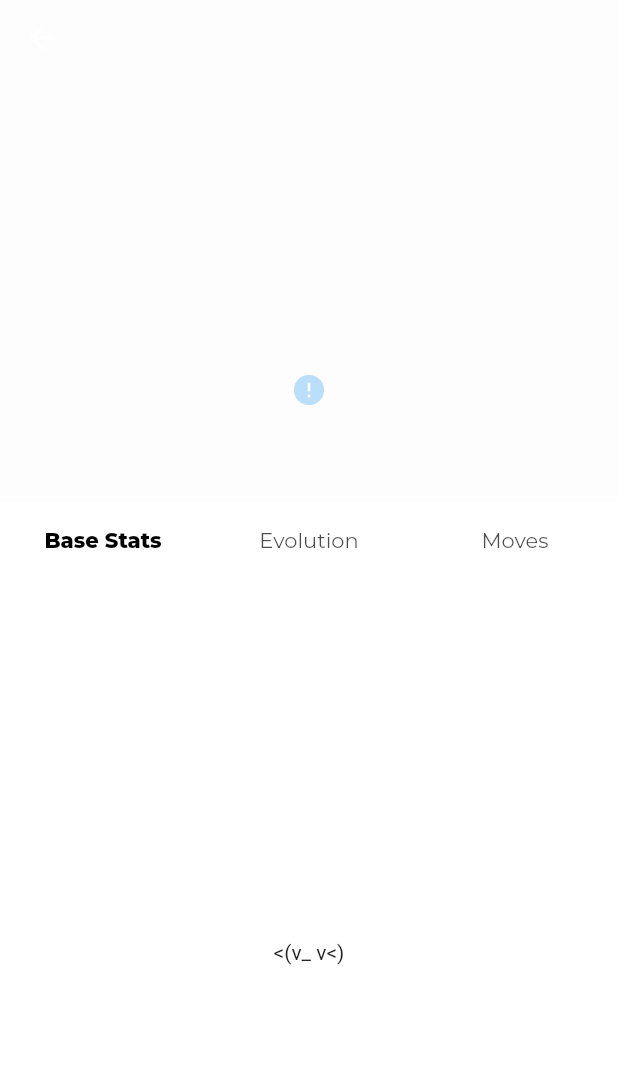
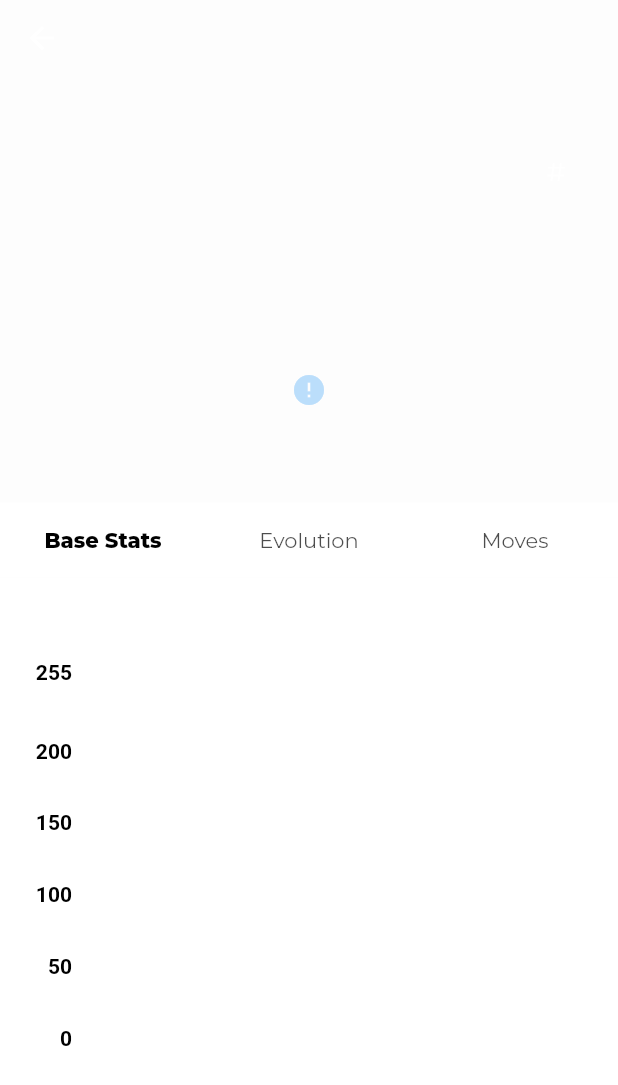
Before and after one commit to lewdias/pokedex, a Flutter app: the PokemonDetailsPage screen opened directly with empty values, on a phone screen of 412 x 824 dp. Shown: the top 1085 px of the screen. Run offline on Flutter 3.47's test engine with Material 2 defaults, Android fonts, the phone set to English and light mode, and no system bars; drawn by our look-alikes of cached_network_image, fl_chart; our stand-ins replace dio, google_fonts, shared_preferences; accounts and stored records are empty; network calls fail.

Commit message:
:sparkles: (PokemonDetails) adding pokemon status as a graph
still ugly though

```diff
--- /dev/null
+++ b/lib/modules/pokemon/details/widgets/pokemon_header.dart
@@ -0,0 +1,69 @@
+import 'package:flutter/material.dart';
+import 'package:collection/collection.dart';
+import 'package:google_fonts/google_fonts.dart';
+import 'package:pokedex_4fun/modules/pokemon/list/widgets/pokemon_card_type.dart';
+import 'package:pokedex_4fun/modules/pokemon/models/pokemon_info.dart';
+import 'package:pokedex_4fun/modules/pokemon/models/pokemon_type.dart';
+import 'package:pokedex_4fun/utils/hexcolor.dart';
+
+class PokemonHeader extends StatelessWidget {
+  final PokemonInfo pokemon;
+  const PokemonHeader({Key? key, required this.pokemon}) : super(key: key);
+
+  @override
+  Widget build(BuildContext context) {
+    return Positioned(
+      top: 85,
+      width: MediaQuery.of(context).size.width,
+      child: Column(
+        children: [
+          Container(
+            margin: EdgeInsets.fromLTRB(35, 0, 35, 0),
+            child: Row(
+              mainAxisAlignment: MainAxisAlignment.spaceBetween,
+              crossAxisAlignment: CrossAxisAlignment.center,
+              children: [
+                Text(
+                  '${pokemon.name}',
+                  style: GoogleFonts.montserrat(
+                    color: Colors.white,
+                    fontSize: 40,
+                    fontWeight: FontWeight.w800,
+                  ),
+                ),
+                Container(
+                  margin: EdgeInsets.only(top: 10),
+                  child: Text(
+                    '#${pokemon.id}',
+                    style: GoogleFonts.montserrat(
+                      color: Colors.white,
+                      fontSize: 18,
+                      fontWeight: FontWeight.w400,
+                    ),
+                  ),
+                ),
+              ],
+            ),
+          ),
+          Container(
+            margin: EdgeInsets.only(left: 35),
+            child: Row(
+              mainAxisAlignment: MainAxisAlignment.start,
+              children: pokemon.types
+                  .mapIndexed(
+                    (int index, PokemonType type) => PokemonCardType(
+                      pokemonType: type,
+                      index: index,
+                      color: getColorFromHex(
+                              '${pokemon.types[0].type.colors.defaultColor}')
+                          .withAlpha(255),
+                    ),
+                  )
+                  .toList(),
+            ),
+          ),
+        ],
+      ),
+    );
+  }
+}
--- a/lib/modules/pokemon/show/widgets/tabbar/content/pokemon_tabbar_content.dart
+++ b/lib/modules/pokemon/details/widgets/tabbar/content/pokemon_tabbar_content.dart
@@ -1,8 +1,8 @@
 import 'package:flutter/material.dart';
 import 'package:pokedex_4fun/modules/pokemon/models/pokemon_info.dart';
-import 'package:pokedex_4fun/modules/pokemon/show/widgets/tabbar/content/pokemon_base_stats.dart';
-import 'package:pokedex_4fun/modules/pokemon/show/widgets/tabbar/content/pokemon_evolutions.dart';
-import 'package:pokedex_4fun/modules/pokemon/show/widgets/tabbar/content/pokemon_moves.dart';
+import 'package:pokedex_4fun/modules/pokemon/details/widgets/tabbar/content/stats/pokemon_base_stats.dart';
+import 'package:pokedex_4fun/modules/pokemon/details/widgets/tabbar/content/pokemon_evolutions.dart';
+import 'package:pokedex_4fun/modules/pokemon/details/widgets/tabbar/content/pokemon_moves.dart';
 
 class PokemonTabbarContent extends StatelessWidget {
   final PokemonInfo pokemon;
--- a/lib/modules/pokemon/show/widgets/tabbar/content/pokemon_base_stats.dart
+++ b/lib/modules/pokemon/details/widgets/tabbar/content/stats/pokemon_base_stats.dart
@@ -1,5 +1,6 @@
 import 'package:flutter/material.dart';
 import 'package:pokedex_4fun/modules/pokemon/models/pokemon_stats.dart';
+import 'package:pokedex_4fun/modules/pokemon/details/widgets/tabbar/content/stats/pokemon_stats_graph.dart';
 
 class PokemonBaseStats extends StatelessWidget {
   final List<PokemonStats> stats;
@@ -7,16 +8,10 @@ class PokemonBaseStats extends StatelessWidget {
 
   @override
   Widget build(BuildContext context) {
-    return SingleChildScrollView(
-      child: Container(
-        height: 500,
-        color: Colors.white,
-        child: Center(
-          child: Text(
-            '<(v_ v<)',
-          ),
-        ),
-      ),
+    return Container(
+      height: 600,
+      color: Colors.white,
+      child: PokemonStatsGraph(stats: stats),
     );
   }
 }
--- /dev/null
+++ b/lib/modules/pokemon/details/widgets/tabbar/content/stats/pokemon_stats_graph.dart
@@ -0,0 +1,135 @@
+import 'package:collection/collection.dart';
+import 'package:fl_chart/fl_chart.dart';
+import 'package:flutter/material.dart';
+import 'package:pokedex_4fun/config/constants/stats_colors.dart';
+import 'package:pokedex_4fun/modules/pokemon/models/pokemon_stats.dart';
+import 'package:pokedex_4fun/utils/hexcolor.dart';
+
+class PokemonStatsGraph extends StatefulWidget {
+  final List<PokemonStats> stats;
+  const PokemonStatsGraph({Key? key, required this.stats}) : super(key: key);
+
+  @override
+  State<StatefulWidget> createState() => PokemonStatsGraphState();
+}
+
+class PokemonStatsGraphState extends State<PokemonStatsGraph> {
+  final Color leftBarColor = const Color(0xff53fdd7);
+  final double width = 10;
+
+  late List<BarChartGroupData> showingBarGroups;
+
+  @override
+  void initState() {
+    super.initState();
+    final statBars = widget.stats
+        .mapIndexed((int index, PokemonStats item) => makeGroupData(
+            index,
+            item.baseStat.toDouble(),
+            getColorFromHex(statsColors[item.stat.name]!['defaultColor'])))
+        .toList();
+
+    showingBarGroups = statBars;
+  }
+
+  @override
+  Widget build(BuildContext context) {
+    return AspectRatio(
+      aspectRatio: 1,
+      child: Card(
+        elevation: 0,
+        child: Padding(
+          padding: const EdgeInsets.all(16),
+          child: Column(
+            children: <Widget>[
+              Expanded(
+                child: BarChart(
+                  BarChartData(
+                    maxY: 300,
+                    titlesData: FlTitlesData(
+                      show: true,
+                      rightTitles: SideTitles(showTitles: false),
+                      topTitles: SideTitles(showTitles: false),
+                      bottomTitles: SideTitles(
+                        showTitles: true,
+                        getTextStyles: (context, value) => const TextStyle(
+                            color: Colors.black,
+                            fontWeight: FontWeight.bold,
+                            fontSize: 12),
+                        margin: 15,
+                        getTitles: (stat) {
+                          switch (stat.toInt()) {
+                            case 0:
+                              return 'HP';
+                            case 1:
+                              return 'Atk';
+                            case 2:
+                              return 'Def';
+                            case 3:
+                              return 'Sp. Atk';
+                            case 4:
+                              return 'Sp. Def';
+                            case 5:
+                              return 'Spd';
+                            default:
+                              return '';
+                          }
+                        },
+                      ),
+                      leftTitles: SideTitles(
+                        showTitles: true,
+                        getTextStyles: (context, value) => const TextStyle(
+                          color: Colors.black,
+                          fontWeight: FontWeight.bold,
+                          fontSize: 14,
+                        ),
+                        margin: 8,
+                        reservedSize: 28,
+                        interval: 1,
+                        getTitles: (value) {
+                          if (value == 0) {
+                            return '0';
+                          } else if (value == 50) {
+                            return '50';
+                          } else if (value == 100) {
+                            return '100';
+                          } else if (value == 150) {
+                            return '150';
+                          } else if (value == 200) {
+                            return '200';
+                          } else if (value == 255) {
+                            return '255';
+                          } else {
+                            return '';
+                          }
+                        },
+                      ),
+                    ),
+                    borderData: FlBorderData(
+                      show: false,
+                    ),
+                    barGroups: showingBarGroups,
+                    gridData: FlGridData(show: false),
+                  ),
+                ),
+              ),
+              const SizedBox(
+                height: 75,
+              ),
+            ],
+          ),
+        ),
+      ),
+    );
+  }
+
+  BarChartGroupData makeGroupData(int x, double value, Color color) {
+    return BarChartGroupData(barsSpace: 4, x: x, barRods: [
+      BarChartRodData(
+        y: value,
+        colors: [color],
+        width: width,
+      ),
+    ]);
+  }
+}
--- a/lib/pages/pokemon/details.dart
+++ b/lib/pages/pokemon/details.dart
@@ -1,9 +1,10 @@
 import 'package:flutter/material.dart';
+import 'package:pokedex_4fun/modules/pokemon/details/widgets/pokemon_header.dart';
 import 'package:pokedex_4fun/modules/pokemon/models/pokemon_info.dart';
 import 'package:pokedex_4fun/modules/pokemon/models/pokemon_type.dart';
-import 'package:pokedex_4fun/modules/pokemon/show/widgets/pokemon_accent_circle.dart';
-import 'package:pokedex_4fun/modules/pokemon/show/widgets/tabbar/content/pokemon_tabbar_content.dart';
-import 'package:pokedex_4fun/modules/pokemon/show/widgets/tabbar/pokemon_tabbar.dart';
+import 'package:pokedex_4fun/modules/pokemon/details/widgets/pokemon_accent_circle.dart';
+import 'package:pokedex_4fun/modules/pokemon/details/widgets/tabbar/content/pokemon_tabbar_content.dart';
+import 'package:pokedex_4fun/modules/pokemon/details/widgets/tabbar/pokemon_tabbar.dart';
 import 'package:pokedex_4fun/pages/widgets/custom_appbar.dart';
 import 'package:pokedex_4fun/pages/widgets/pokemon_avatar.dart';
 import 'package:pokedex_4fun/utils/hexcolor.dart';
@@ -40,6 +41,7 @@ class PokemonDetailsPage extends StatelessWidget {
                   width: MediaQuery.of(context).size.width,
                   height: MediaQuery.of(context).size.height,
                 ),
+                PokemonHeader(pokemon: pokemon),
                 PokemonAccentCircle(typeColors: typeColors),
                 PokemonTabBar(typeColors: typeColors),
                 PokemonAvatar(
```
Also changed, not shown: pubspec.yaml (+4 -3 lines), lib/modules/pokemon/details/widgets/pokemon_accent_circle.dart (renamed from lib/modules/pokemon/show/widgets/pokemon_accent_circle.dart), lib/modules/pokemon/details/widgets/tabbar/content/pokemon_evolutions.dart (renamed from lib/modules/pokemon/show/widgets/tabbar/content/pokemon_evolutions.dart), lib/modules/pokemon/details/widgets/tabbar/content/pokemon_moves.dart (renamed from lib/modules/pokemon/show/widgets/tabbar/content/pokemon_moves.dart), lib/modules/pokemon/details/widgets/tabbar/pokemon_tabbar.dart (renamed from lib/modules/pokemon/show/widgets/tabbar/pokemon_tabbar.dart), pubspec.lock.
